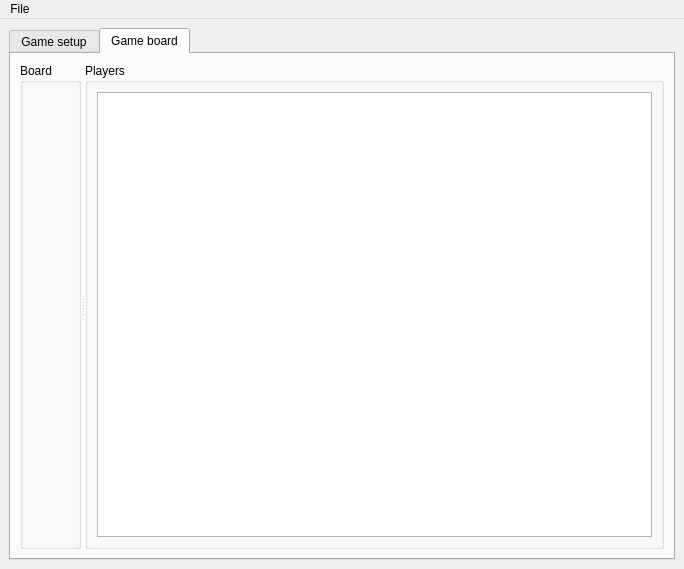
Before: the Qt Designer form gui_client/gui.ui in ltworf/tin171, drawn with Qt 5.
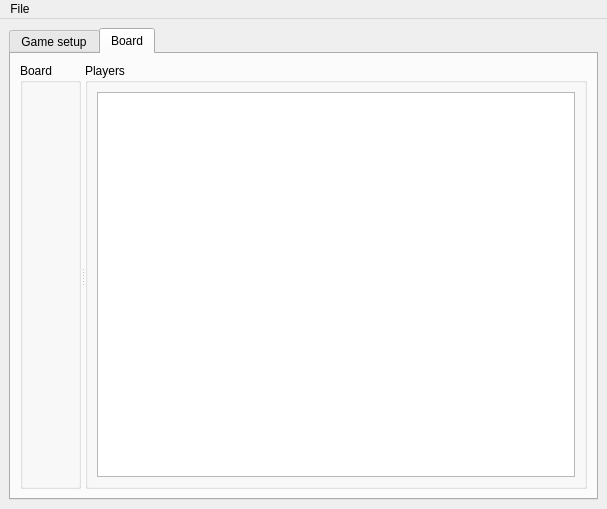
After: the same form once the commit is applied. The open tabs and pages were chosen to show the change.

Commit message: The layout change had deleted all the slots

```diff
--- a/gui_client/gui.ui
+++ b/gui_client/gui.ui
@@ -6,8 +6,8 @@
    <rect>
     <x>0</x>
     <y>0</y>
-    <width>684</width>
-    <height>569</height>
+    <width>607</width>
+    <height>509</height>
    </rect>
   </property>
   <property name="windowTitle">
@@ -181,7 +181,7 @@
       </widget>
       <widget class="QWidget" name="tab_2">
        <attribute name="title">
-        <string>Game board</string>
+        <string>Board</string>
        </attribute>
        <layout class="QVBoxLayout" name="verticalLayout_3">
         <item>
@@ -218,7 +218,7 @@
     <rect>
      <x>0</x>
      <y>0</y>
-     <width>684</width>
+     <width>607</width>
      <height>20</height>
     </rect>
    </property>
```
Left out of the diff: 146 changed lines with no effect on the pictures.
